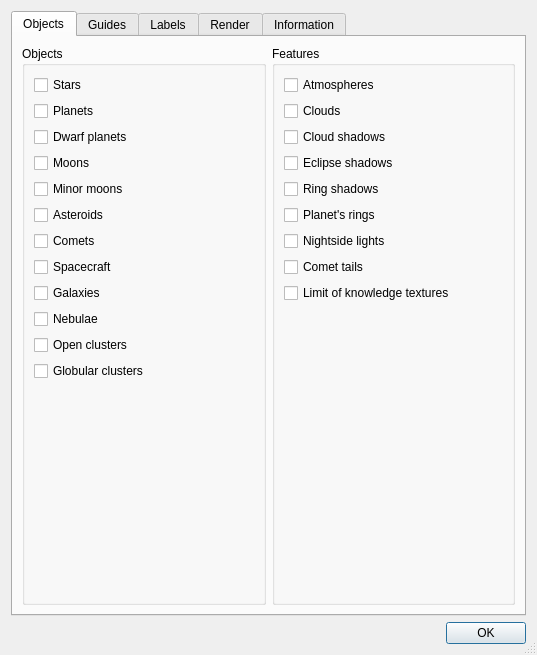
The window that src/celestia/qt/preferences.ui (CelestiaProject/Celestia) describes before a commit, drawn with Qt 5.
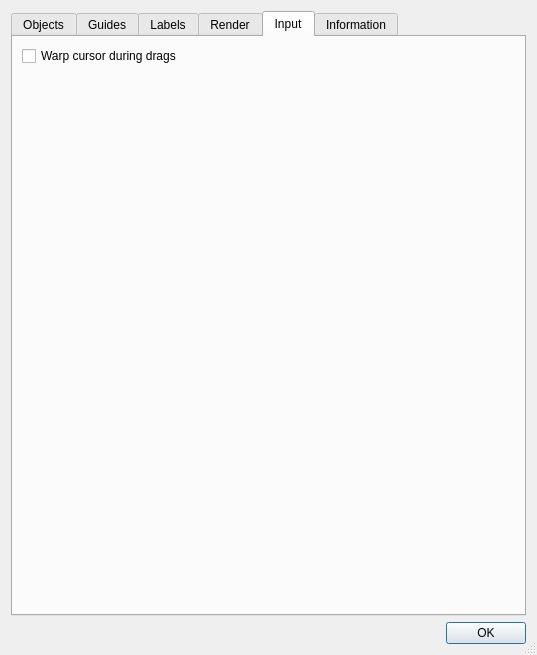
The same window after the commit. The open tabs and pages were chosen to show the change.

Commit message: Make cursor warping optional for Qt and SDL drags (#2789)

Diff of the .ui file:
```diff
--- a/src/celestia/qt/preferences.ui
+++ b/src/celestia/qt/preferences.ui
@@ -1461,6 +1461,20 @@
        </item>
       </layout>
      </widget>
+     <widget class="QWidget" name="inputTab">
+      <attribute name="title">
+       <string>Input</string>
+      </attribute>
+      <layout class="QFormLayout" name="inputLayout">
+       <item row="0" column="0">
+        <widget class="QCheckBox" name="warpCursorCheck">
+         <property name="text">
+          <string>Warp cursor during drags</string>
+         </property>
+        </widget>
+       </item>
+      </layout>
+     </widget>
      <widget class="QWidget" name="timeTab">
       <attribute name="title">
        <string>Information</string>
```
The commit also changes 19 other files.
